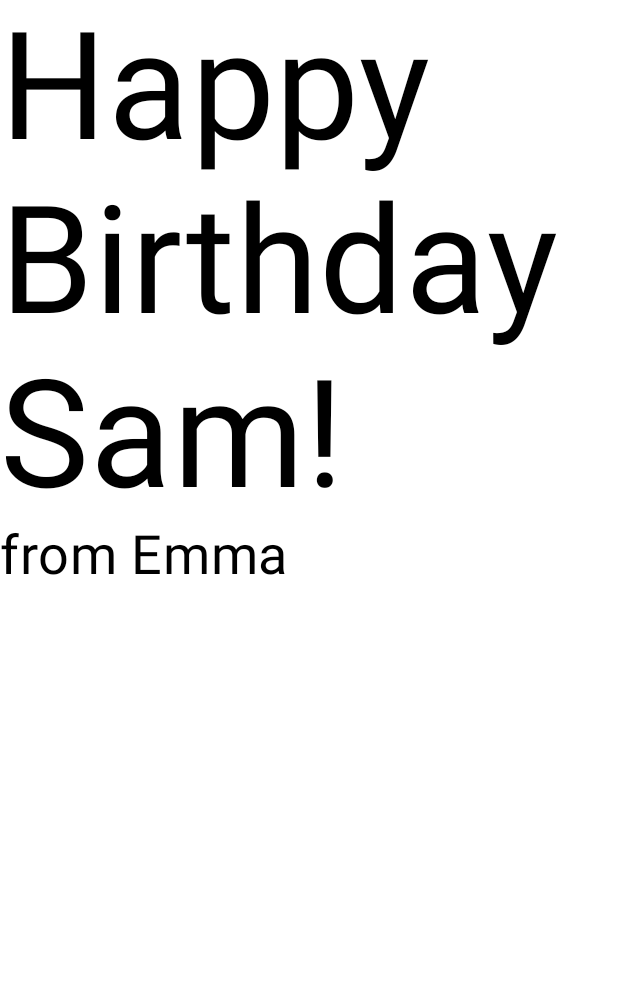
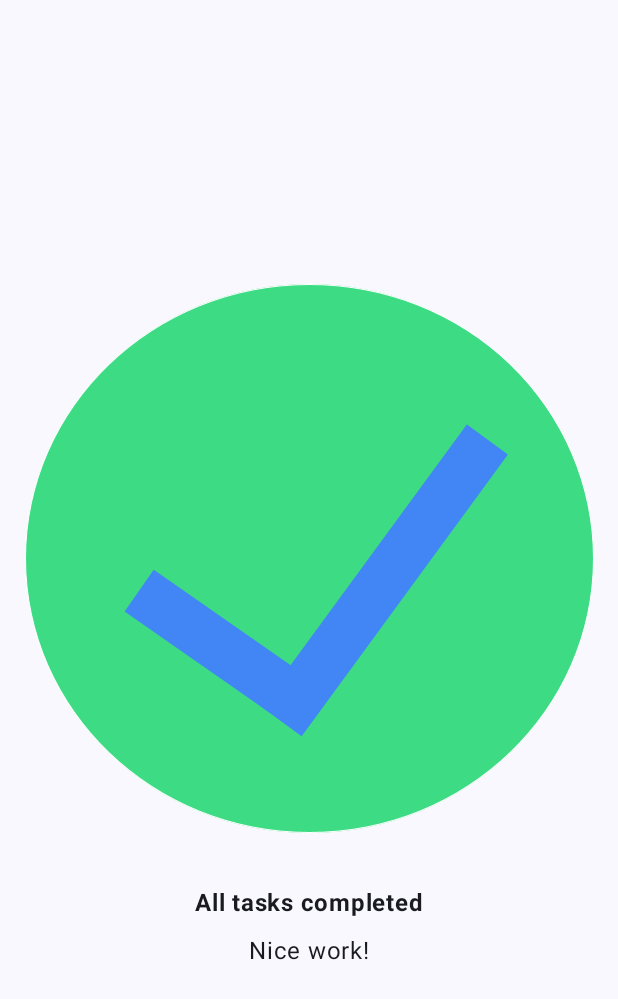
Before and after one commit to TimzOwen/TheAndroidComposeSeries, an Android app built with Jetpack Compose: the @Preview function GreetingPreview, on a phone screen of 412 x 824 dp. Shown: the top 999 px of the screen. Run offline under Robolectric (Android 15) with nearby library versions, the phone set to English and light mode, and no system bars; 1 statement that could not run was skipped.

Commit message:
Task manager task

```diff
--- a/app/src/main/java/com/example/happybirthdaycard/MainActivity.kt
+++ b/app/src/main/java/com/example/happybirthdaycard/MainActivity.kt
@@ -4,6 +4,7 @@ import android.os.Bundle
 import androidx.activity.ComponentActivity
 import androidx.activity.compose.setContent
 import androidx.activity.enableEdgeToEdge
+import androidx.compose.foundation.Image
 import androidx.compose.foundation.layout.Arrangement
 import androidx.compose.foundation.layout.Column
 import androidx.compose.foundation.layout.fillMaxSize
@@ -12,7 +13,11 @@ import androidx.compose.material3.MaterialTheme
 import androidx.compose.material3.Surface
 import androidx.compose.material3.Text
 import androidx.compose.runtime.Composable
+import androidx.compose.ui.Alignment
 import androidx.compose.ui.Modifier
+import androidx.compose.ui.res.painterResource
+import androidx.compose.ui.res.stringResource
+import androidx.compose.ui.text.font.FontWeight
 import androidx.compose.ui.tooling.preview.Preview
 import androidx.compose.ui.unit.dp
 import androidx.compose.ui.unit.sp
@@ -28,11 +33,7 @@ class MainActivity : ComponentActivity() {
                     modifier = Modifier.fillMaxSize(),
                     color = MaterialTheme.colorScheme.background
                 ) {
-                    GreetingText(
-                        message = "Happy Birthday Timz! ",
-                        from = "from Zuri",
-                        modifier = Modifier.padding(8.dp)
-                    )
+                    TaskManagerApp()
                 }
             }
         }
@@ -41,23 +42,23 @@ class MainActivity : ComponentActivity() {
 
 
 @Composable
-fun GreetingText(
-    message: String,
-    from: String,
-    modifier: Modifier = Modifier
-) {
+fun TaskManagerApp() {
     Column(
         verticalArrangement = Arrangement.Center,
-        modifier = modifier
+        horizontalAlignment = Alignment.CenterHorizontally
     ) {
-        Text(
-            text = message,
-            fontSize = 100.sp,
-            lineHeight = 116.sp
+        Image(
+            painter = painterResource(R.drawable.ic_task_completed),
+            contentDescription = null
         )
         Text(
-            text = from,
-            fontSize = 36.sp
+            text = stringResource(R.string.all_tasks_completed),
+            fontWeight = FontWeight.Bold,
+            modifier = Modifier.padding(top = 24.dp, bottom = 8.dp)
+        )
+        Text(
+            text = stringResource(R.string.nice_work),
+            fontSize = 16.sp
         )
     }
 }
@@ -66,6 +67,11 @@ fun GreetingText(
 @Composable
 fun GreetingPreview() {
     HappyBirthdayCardTheme {
-        GreetingText(message = "Happy Birthday Sam! ", from = "from Emma")
+        Surface(
+            modifier = Modifier.fillMaxSize(),
+            color = MaterialTheme.colorScheme.background
+        ) {
+            TaskManagerApp()
+        }
     }
 }
--- a/app/src/main/res/values/strings.xml
+++ b/app/src/main/res/values/strings.xml
@@ -1,3 +1,5 @@
 <resources>
     <string name="app_name">HappyBirthdayCard</string>
+    <string name="nice_work">Nice work!</string>
+    <string name="all_tasks_completed">All tasks completed</string>
 </resources>
```
Also changed, not shown: app/src/main/res/drawable-nodpi/ic_task_completed.png (added).
